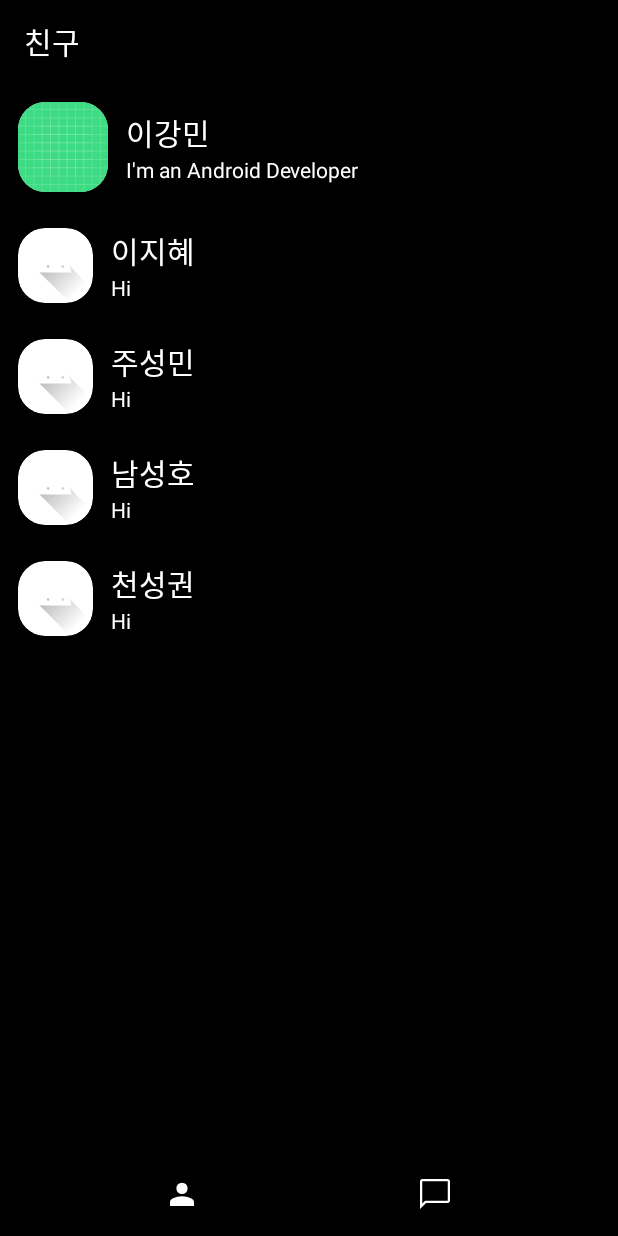
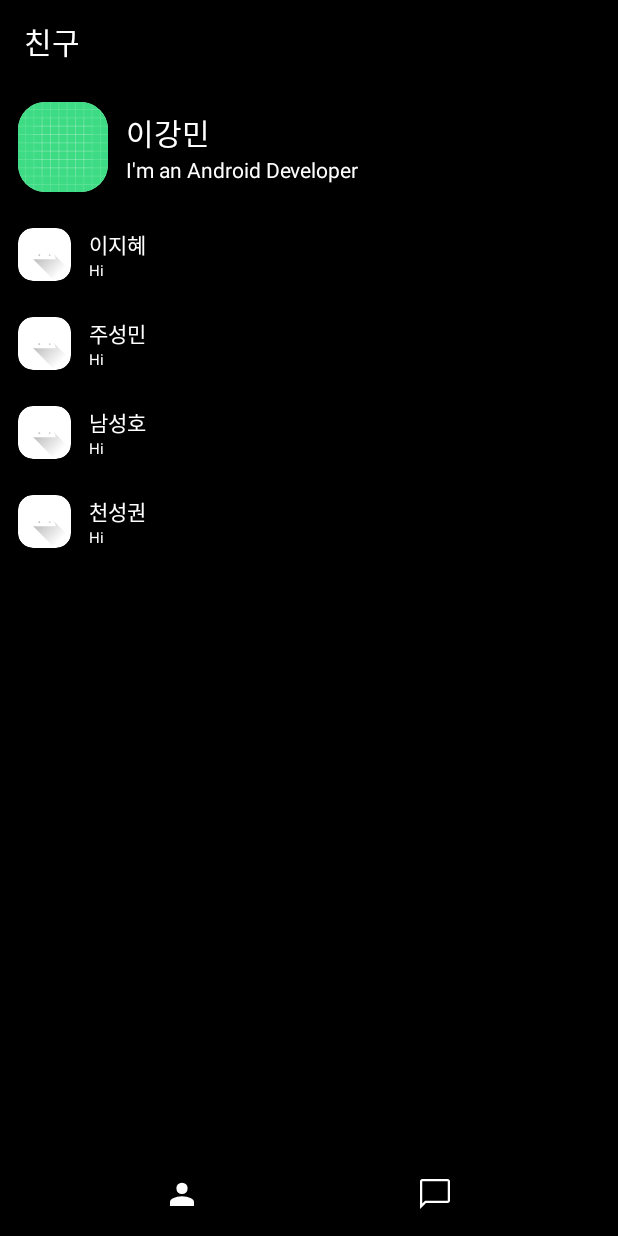
Before and after one commit to growbook91/SimpleChatApp, an Android app: the MainMenuFriendFragment screen opened directly, with no data from a screen before it, on a phone screen of 412 x 824 dp. Run offline under Robolectric (Android 15) with nearby library versions, the phone set to English and light mode, and no system bars.

Commit message:
resize image in profile.

```diff
--- a/app/src/main/res/layout/item_profile.xml
+++ b/app/src/main/res/layout/item_profile.xml
@@ -18,13 +18,13 @@
             android:layout_width="wrap_content"
             android:layout_height="wrap_content"
             android:layout_margin="12dp"
-            app:cardCornerRadius="18dp"
+            app:cardCornerRadius="10dp"
             app:cardElevation="0dp">
 
             <ImageView
                 android:id="@+id/image_view_profile_image"
-                android:layout_width="50dp"
-                android:layout_height="50dp"
+                android:layout_width="35dp"
+                android:layout_height="35dp"
                 android:scaleType="centerCrop"
                 tools:src="@drawable/ic_launcher_background" />
 
@@ -42,7 +42,7 @@
                 android:layout_width="match_parent"
                 android:layout_height="wrap_content"
                 android:textColor="@color/white"
-                android:textSize="20sp"
+                android:textSize="14sp"
                 tools:text="이강민" />
 
             <TextView
@@ -50,6 +50,7 @@
                 android:layout_width="match_parent"
                 android:layout_height="wrap_content"
                 android:textColor="@color/white"
+                android:textSize="10dp"
                 tools:text="나 잘하고 있나?" />
         </LinearLayout>
 
--- a/app/src/main/res/values/themes.xml
+++ b/app/src/main/res/values/themes.xml
@@ -15,5 +15,6 @@
         <item name="windowActionBar">false</item>
         <item name="windowNoTitle">true</item>
         <item name="android:colorBackground">@color/black</item>
+
     </style>
 </resources>
```
